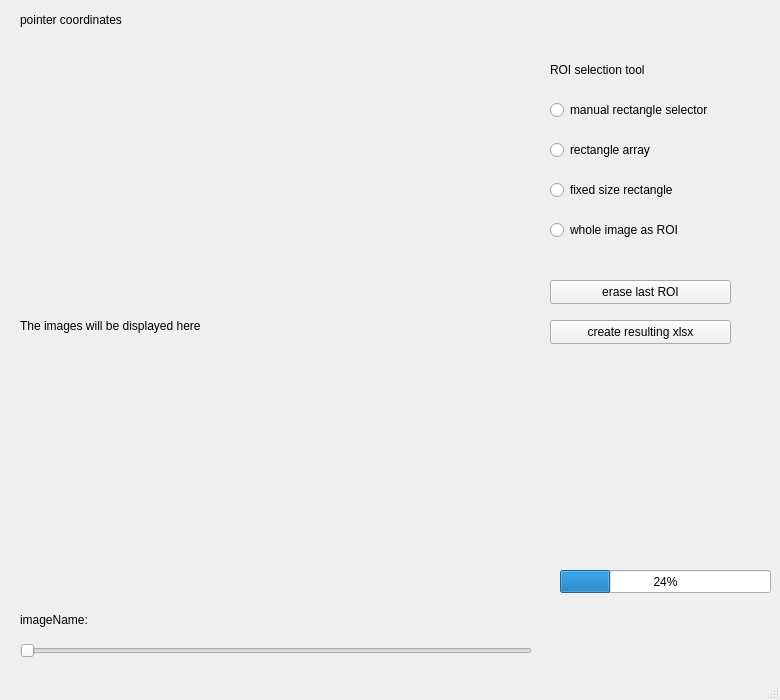
Before: the Qt Designer form MainWindow_NPS.ui in HombreOso/NPS_PyQt, drawn with Qt 5.
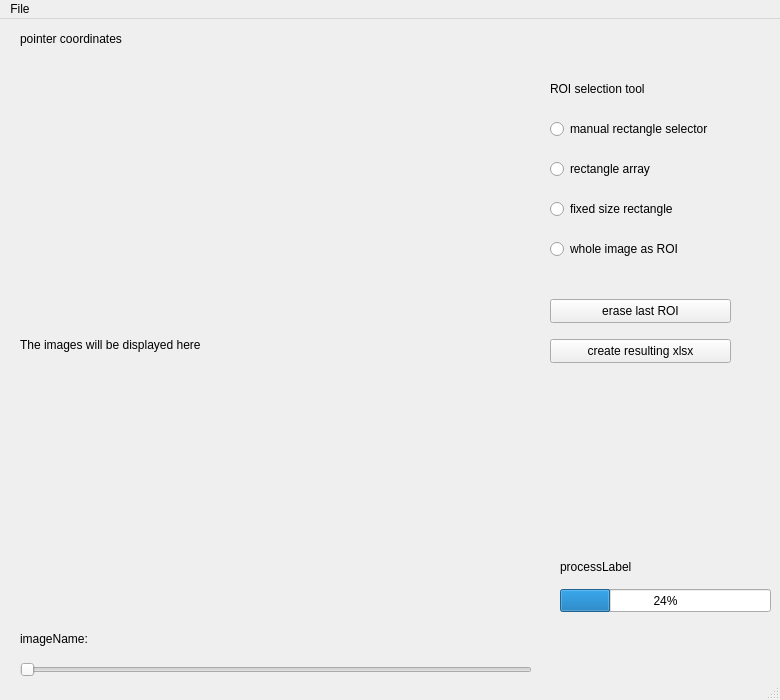
After: the same form once the commit is applied.

Commit message: helper functions, ui

The edit to the form file:
```diff
--- a/MainWindow_NPS.ui
+++ b/MainWindow_NPS.ui
@@ -173,6 +173,19 @@
      <string>create resulting xlsx</string>
     </property>
    </widget>
+   <widget class="QLabel" name="label">
+    <property name="geometry">
+     <rect>
+      <x>560</x>
+      <y>540</y>
+      <width>201</width>
+      <height>16</height>
+     </rect>
+    </property>
+    <property name="text">
+     <string>processLabel</string>
+    </property>
+   </widget>
   </widget>
   <widget class="QMenuBar" name="menubar">
    <property name="geometry">
@@ -183,6 +196,16 @@
      <height>22</height>
     </rect>
    </property>
+   <widget class="QMenu" name="menuFile">
+    <property name="title">
+     <string>File</string>
+    </property>
+    <addaction name="actionSelect_folder"/>
+    <addaction name="actionSelect_separate_image"/>
+    <addaction name="separator"/>
+    <addaction name="actionQuit"/>
+   </widget>
+   <addaction name="menuFile"/>
   </widget>
   <widget class="QStatusBar" name="statusbar"/>
  </widget>
```
Left out of the diff: 15 changed lines with no effect on the pictures. The commit also changes 2 other files.
